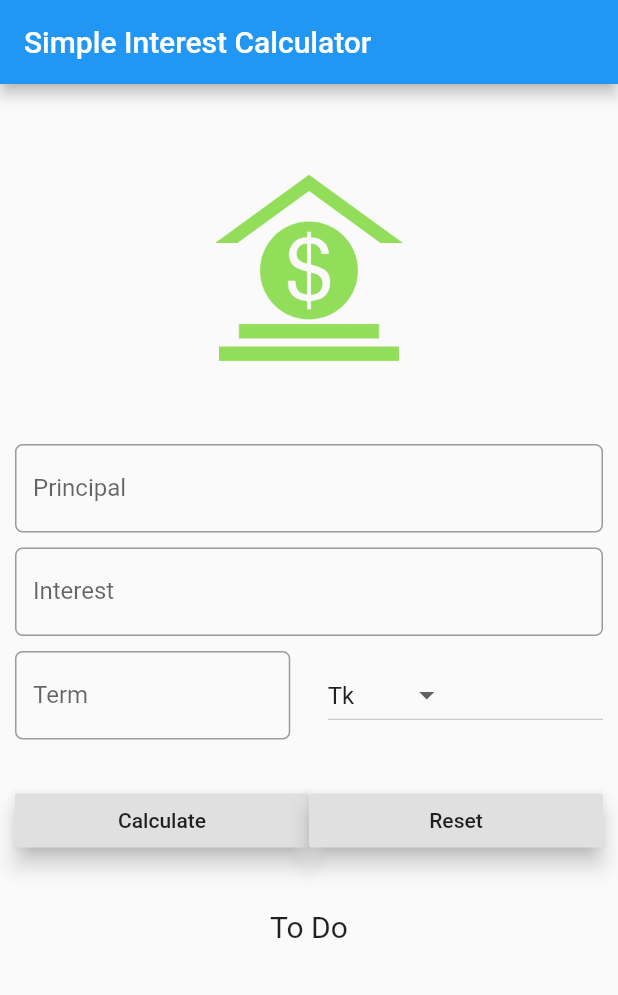
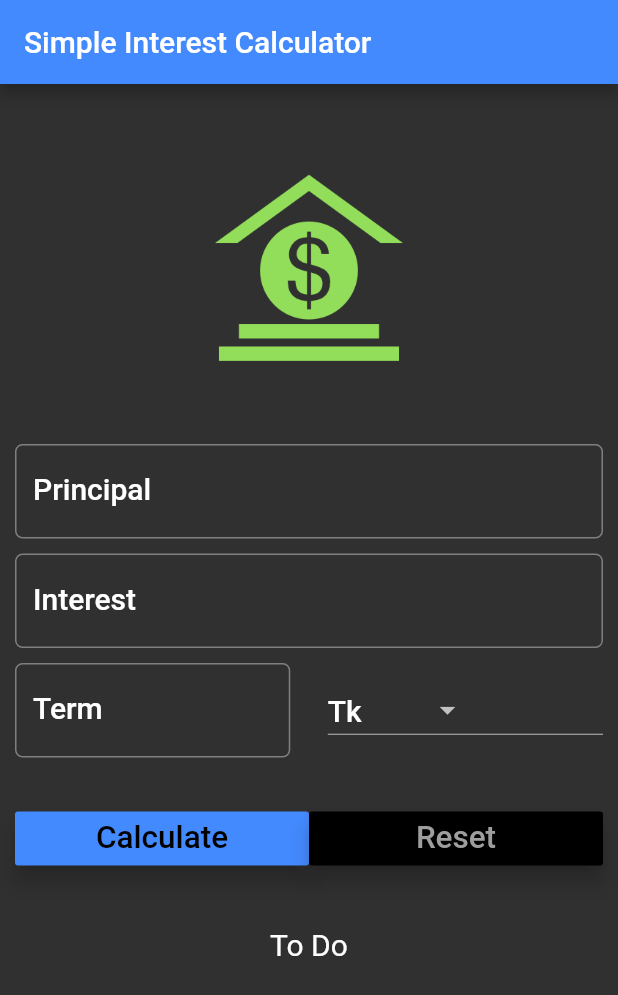
Before and after one commit to NazmulIslambd/intarest_calculator, a Flutter app: the screen it shows after launch, on a phone screen of 412 x 824 dp. Shown: the top 995 px of the screen. Run offline on Flutter 3.47's test engine with Material 2 defaults, Android fonts, the phone set to English and light mode, and no system bars.

Commit message:
change theme

```diff
--- a/lib/main.dart
+++ b/lib/main.dart
@@ -5,6 +5,11 @@ void main() => runApp(MaterialApp(
       debugShowCheckedModeBanner: false,
       title: 'Simple Interest Calculator App ',
       home: SiFrom(),
+      theme: ThemeData(
+        primaryColor: Colors.blueAccent,
+        accentColor: Colors.blueAccent,
+        brightness: Brightness.dark,
+      ),
     ));
 
 class SiFrom extends StatefulWidget {
@@ -18,6 +23,8 @@ class _SiFromState extends State<SiFrom> {
 
   @override
   Widget build(BuildContext context) {
+    // text theme declare here
+    TextStyle textStyle = Theme.of(context).textTheme.headline6;
     return SafeArea(
         child: Scaffold(
       appBar: AppBar(
@@ -32,9 +39,11 @@ class _SiFromState extends State<SiFrom> {
                 padding: EdgeInsets.only(
                     top: _minimumPadding, bottom: _minimumPadding),
                 child: TextField(
+                  style: textStyle,
                   keyboardType: TextInputType.number,
                   decoration: InputDecoration(
                       labelText: 'Principal',
+                      labelStyle: textStyle,
                       hintText: 'Enter Principal e.g. 1000',
                       border: OutlineInputBorder(
                           borderRadius: BorderRadius.circular(5.0))),
@@ -44,8 +53,10 @@ class _SiFromState extends State<SiFrom> {
                     top: _minimumPadding, bottom: _minimumPadding),
                 child: TextField(
                   keyboardType: TextInputType.number,
+                  style: textStyle,
                   decoration: InputDecoration(
                       labelText: 'Interest',
+                      labelStyle: textStyle,
                       hintText: 'Enter Interest e.g. 10.0',
                       border: OutlineInputBorder(
                           borderRadius: BorderRadius.circular(5.0))),
@@ -57,9 +68,11 @@ class _SiFromState extends State<SiFrom> {
                   children: <Widget>[
                     Expanded(
                         child: TextField(
+                      style: textStyle,
                       keyboardType: TextInputType.number,
                       decoration: InputDecoration(
                           labelText: 'Term',
+                          labelStyle: textStyle,
                           hintText: 'Enter Term number',
                           border: OutlineInputBorder(
                               borderRadius: BorderRadius.circular(5.0))),
@@ -69,6 +82,7 @@ class _SiFromState extends State<SiFrom> {
                     ),
                     Expanded(
                         child: DropdownButton<String>(
+                      style: textStyle,
                       items: _currencies.map((String value) {
                         return DropdownMenuItem<String>(
                           value: value,
@@ -87,20 +101,33 @@ class _SiFromState extends State<SiFrom> {
                   children: <Widget>[
                     Expanded(
                         child: RaisedButton(
-                            child: Text('Calculate'),
+                            color: Theme.of(context).accentColor,
+                            textColor: Theme.of(context).primaryColorDark,
+                            child: Text(
+                              'Calculate',
+                              textScaleFactor: 1.5,
+                            ),
                             elevation: 6.0,
                             onPressed: () {})),
                     Expanded(
                         child: RaisedButton(
-                            child: Text('Reset'),
+                            color: Theme.of(context).primaryColorDark,
+                            textColor: Theme.of(context).primaryColorLight,
+                            child: Text(
+                              'Reset',
+                              textScaleFactor: 1.5,
+                            ),
                             elevation: 6.0,
                             onPressed: () {})),
                   ],
                 )),
             Padding(
-              padding: EdgeInsets.all(_minimumPadding*2.0),
-              child:Center(
-                child: Text('To Do',style: TextStyle(fontSize: 20.0),),
+              padding: EdgeInsets.all(_minimumPadding * 2.0),
+              child: Center(
+                child: Text(
+                  'To Do',
+                  style: TextStyle(fontSize: 20.0),
+                ),
               ),
             )
           ],
```
